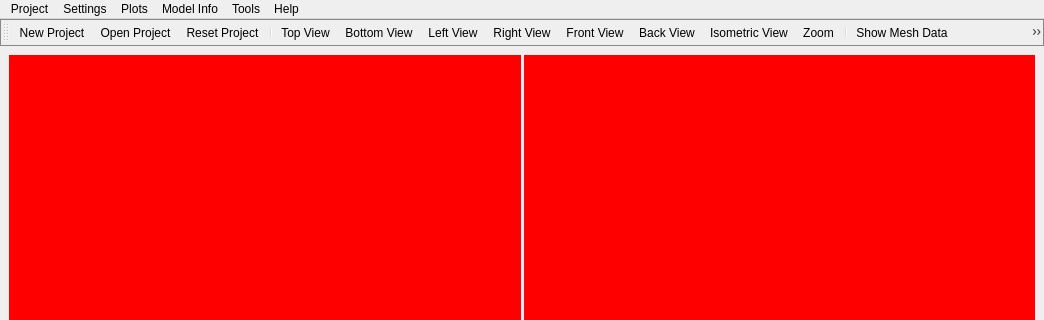
The window that pulse/interface/data/ui_files/main_window.ui (open-pulse/OpenPulse) describes before a commit, drawn with Qt 5; both pictures show x 0 to 1044 and y 0 to 320 of the 1044 by 674 pixel window.
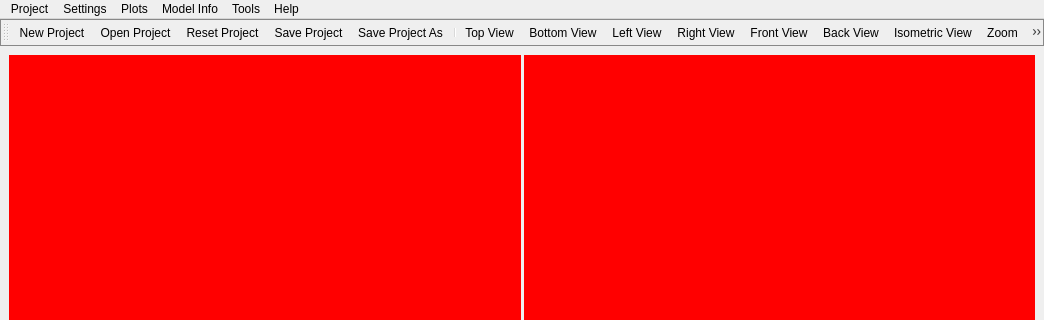
The same window after the commit. Icons and pictures are not drawn.

Patch:
```diff
--- a/pulse/interface/data/ui_files/main_window.ui
+++ b/pulse/interface/data/ui_files/main_window.ui
@@ -203,6 +203,8 @@
    <addaction name="action_new_project"/>
    <addaction name="action_open_project"/>
    <addaction name="action_reset"/>
+   <addaction name="action_save_project"/>
+   <addaction name="action_save_project_as"/>
    <addaction name="separator"/>
    <addaction name="action_top_view"/>
    <addaction name="action_bottom_view"/>
```
Left out of the diff: 8 changed lines with no effect on the pictures.
